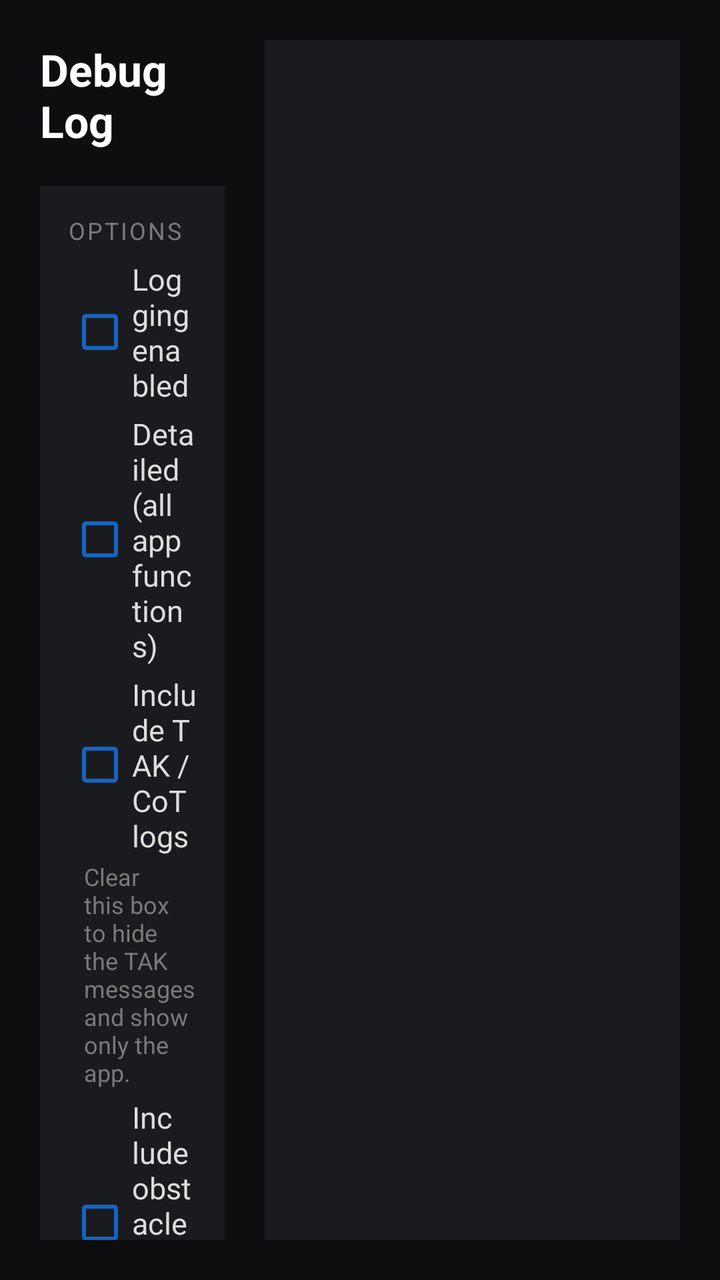
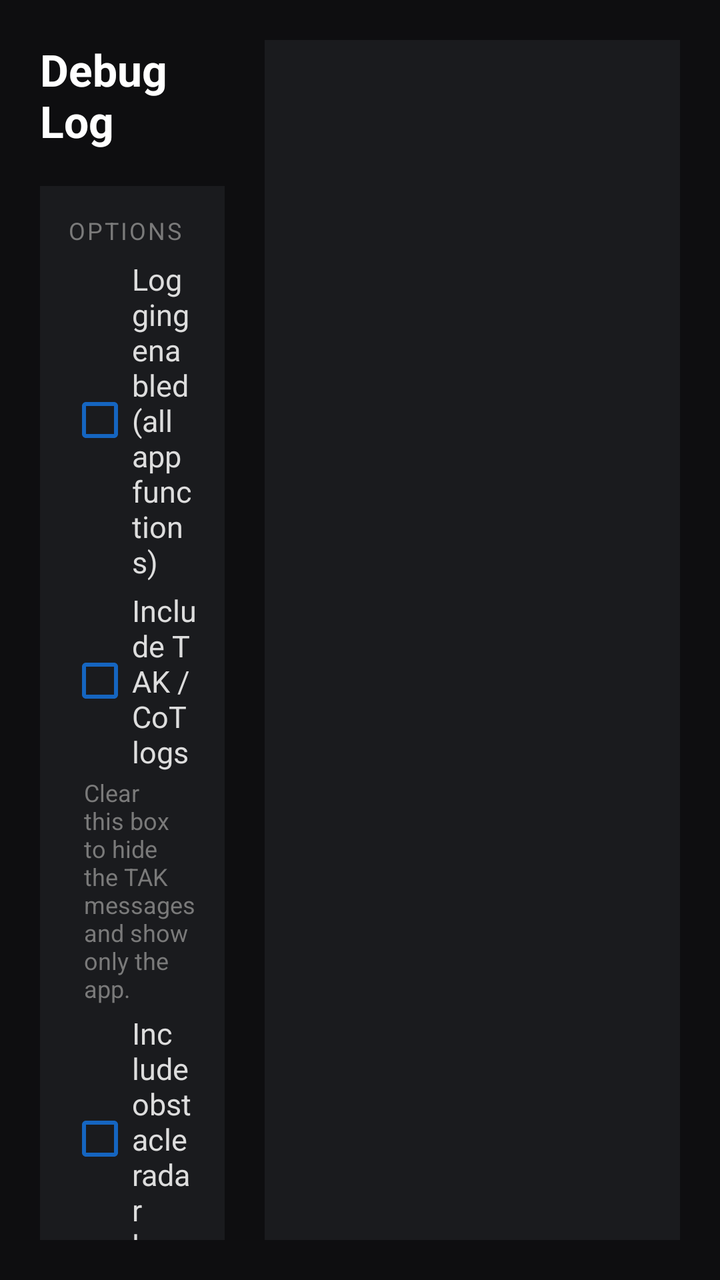

The first picture is an Android layout as it rendered before a commit; the second is the same layout after the commit. The layout source and the unified diff follow.
<!-- AndroidManifest.xml: application theme AppTheme -->
<!-- res/layout/activity_debug.xml -->
<?xml version="1.0" encoding="utf-8"?>
<LinearLayout xmlns:android="http://schemas.android.com/apk/res/android"
    android:layout_width="match_parent"
    android:layout_height="match_parent"
    android:orientation="horizontal"
    android:background="@color/tp_bg_home"
    android:padding="20dp"
    android:baselineAligned="false">

    
    <ScrollView
        android:layout_width="0dp"
        android:layout_height="match_parent"
        android:layout_weight="1.3"
        android:paddingEnd="20dp"
        android:scrollbars="none"
        android:fillViewport="true">
    <LinearLayout
        android:layout_width="match_parent"
        android:layout_height="wrap_content"
        android:orientation="vertical">

        <TextView
            android:layout_width="wrap_content"
            android:layout_height="wrap_content"
            android:text="Debug Log"
            android:textColor="@color/tp_text_primary"
            android:textSize="22sp"
            android:textStyle="bold"
            android:layout_marginBottom="6dp" />

        <LinearLayout style="@style/homeCard">
            <TextView style="@style/homeCardTitle" android:text="Options" />

            <LinearLayout
                android:layout_width="match_parent" android:layout_height="wrap_content"
                android:orientation="horizontal" android:gravity="center_vertical"
                android:paddingTop="6dp">
                <CheckBox android:id="@+id/debugLoggingToggle" android:layout_width="wrap_content"
                    android:layout_height="wrap_content" android:buttonTint="@color/tp_btn_info" />
                <TextView android:layout_width="wrap_content" android:layout_height="wrap_content"
                    android:text="Logging enabled" android:textColor="@color/tp_text_bright" android:textSize="15sp" />
            </LinearLayout>

            <LinearLayout
                android:layout_width="match_parent" android:layout_height="wrap_content"
                android:orientation="horizontal" android:gravity="center_vertical"
                android:paddingTop="4dp">
                <CheckBox android:id="@+id/debugVerboseToggle" android:layout_width="wrap_content"
                    android:layout_height="wrap_content" android:buttonTint="@color/tp_btn_info" />
                <TextView android:layout_width="wrap_content" android:layout_height="wrap_content"
                    android:text="Detailed (all app functions)" android:textColor="@color/tp_text_bright" android:textSize="15sp" />
            </LinearLayout>

            <LinearLayout
                android:layout_width="match_parent" android:layout_height="wrap_content"
                android:orientation="horizontal" android:gravity="center_vertical"
                android:paddingTop="4dp">
                <CheckBox android:id="@+id/debugTakToggle" android:layout_width="wrap_content"
                    android:layout_height="wrap_content" android:buttonTint="@color/tp_btn_info" />
                <TextView android:layout_width="wrap_content" android:layout_height="wrap_content"
                    android:text="Include TAK / CoT logs" android:textColor="@color/tp_text_bright" android:textSize="15sp" />
            </LinearLayout>

            <TextView
                android:layout_width="match_parent" android:layout_height="wrap_content"
                android:paddingStart="8dp" android:paddingTop="2dp"
                android:text="Clear this box to hide the TAK messages and show only the app."
                android:textColor="@color/tp_text_caption" android:textSize="12sp" />

            <LinearLayout
                android:layout_width="match_parent" android:layout_height="wrap_content"
                android:orientation="horizontal" android:gravity="center_vertical"
                android:paddingTop="4dp">
                <CheckBox android:id="@+id/debugRadarToggle" android:layout_width="wrap_content"
                    android:layout_height="wrap_content" android:buttonTint="@color/tp_btn_info" />
                <TextView android:layout_width="wrap_content" android:layout_height="wrap_content"
                    android:text="Include obstacle radar logs" android:textColor="@color/tp_text_bright" android:textSize="15sp" />
            </LinearLayout>

            <TextView
                android:layout_width="match_parent" android:layout_height="wrap_content"
                android:paddingStart="8dp" android:paddingTop="2dp"
                android:text="The radar fills the log. Select this box only to examine obstacle avoidance. Avoidance changes and warnings stay in the log."
                android:textColor="@color/tp_text_caption" android:textSize="12sp" />

            <LinearLayout
                android:layout_width="match_parent" android:layout_height="wrap_content"
                android:orientation="horizontal" android:gravity="center_vertical"
                android:paddingTop="4dp">
                <CheckBox android:id="@+id/debugResourceMonitorToggle" android:layout_width="wrap_content"
                    android:layout_height="wrap_content" android:buttonTint="@color/tp_btn_info" />
                <TextView android:layout_width="wrap_content" android:layout_height="wrap_content"
                    android:text="Show system resources on flight screen" android:textColor="@color/tp_text_bright" android:textSize="15sp" />
            </LinearLayout>

            <TextView
                android:layout_width="match_parent" android:layout_height="wrap_content"
                android:paddingStart="8dp" android:paddingTop="2dp"
                android:text="Adds a small panel on the flight screen with memory and contact-count numbers. Use it to watch the system before a crash."
                android:textColor="@color/tp_text_caption" android:textSize="12sp" />

            
            <TextView
                android:layout_width="match_parent" android:layout_height="wrap_content"
                android:paddingTop="16dp"
                android:text="Autel Explorer" android:textColor="@color/tp_text_primary"
                android:textSize="16sp" android:textStyle="bold" />

            <LinearLayout
                android:layout_width="match_parent" android:layout_height="wrap_content"
                android:orientation="horizontal" android:gravity="center_vertical"
                android:paddingTop="4dp">
                <CheckBox android:id="@+id/debugExplorerToggle" android:layout_width="wrap_content"
                    android:layout_height="wrap_content" android:buttonTint="@color/tp_btn_info" />
                <TextView android:layout_width="wrap_content" android:layout_height="wrap_content"
                    android:text="Close Explorer if it takes the aircraft link" android:textColor="@color/tp_text_bright"
                    android:textSize="15sp" />
            </LinearLayout>

            <TextView
                android:id="@+id/debugExplorerStatus"
                android:layout_width="match_parent" android:layout_height="wrap_content"
                android:paddingStart="8dp" android:paddingTop="2dp"
                android:textColor="@color/tp_text_caption" android:textSize="12sp" />

            <TextView
                android:layout_width="match_parent" android:layout_height="wrap_content"
                android:paddingStart="8dp" android:paddingTop="4dp"
                android:text="Autel Explorer can start on its own and stop the video with no warning. This option prevents that. It does not change Explorer."
                android:textColor="@color/tp_text_caption" android:textSize="12sp" />

            
            <TextView
                android:layout_width="match_parent" android:layout_height="wrap_content"
                android:paddingTop="16dp"
                android:text="SRT video latency" android:textColor="@color/tp_text_primary"
                android:textSize="16sp" android:textStyle="bold" />

            <LinearLayout
                android:layout_width="match_parent" android:layout_height="wrap_content"
                android:orientation="horizontal" android:gravity="center_vertical"
                android:paddingTop="4dp">
                <EditText
                    android:id="@+id/debugSrtLatency"
                    android:layout_width="120dp"
                    android:layout_height="wrap_content"
                    android:inputType="number"
                    android:textColor="@color/tp_text_bright"
                    android:textSize="15sp" />
                <TextView android:layout_width="wrap_content" android:layout_height="wrap_content"
                    android:paddingStart="8dp"
                    android:text="milliseconds" android:textColor="@color/tp_text_bright"
                    android:textSize="15sp" />
            </LinearLayout>

            <TextView
                android:id="@+id/debugSrtLatencyStatus"
                android:layout_width="match_parent" android:layout_height="wrap_content"
                android:paddingStart="8dp" android:paddingTop="2dp"
                android:textColor="@color/tp_text_caption" android:textSize="12sp" />

            <TextView
                android:layout_width="match_parent" android:layout_height="wrap_content"
                android:paddingStart="8dp" android:paddingTop="4dp"
                android:text="How long SRT has to recover a lost packet, and the delay it adds. Use three to four times the round-trip time to your video server. RTSP does not use this value."
                android:textColor="@color/tp_text_caption" android:textSize="12sp" />

            
            <Button
            style="@style/TakButton.Neutral"
                android:id="@+id/debugRfPowerProbe"
                android:layout_width="match_parent"
                android:layout_height="wrap_content"
                android:layout_marginTop="10dp"
                android:text="RF Power Probe (bench)" />
            
            <Button
            style="@style/TakButton.Neutral"
                android:id="@+id/debugClearButton"
                android:layout_width="match_parent"
                android:layout_height="wrap_content"
                android:layout_marginTop="8dp"
                android:text="Clear Log" />
            <Button
            style="@style/TakButton.Danger"
                android:id="@+id/debugDeleteButton"
                android:layout_width="match_parent"
                android:layout_height="wrap_content"
                android:layout_marginTop="8dp"
                android:text="Delete Log" />
        </LinearLayout>

        <TextView
            android:id="@+id/debugLogMeta"
            style="@style/homeCardSub"
            android:layout_marginTop="10dp"
            android:text="" />

        <TextView
            style="@style/homeCardSub"
            android:layout_marginTop="4dp"
            android:text="Also archived to Downloads/TAKPilot2 Logs" />

    </LinearLayout>
    </ScrollView>

    
    <ScrollView
        android:id="@+id/debugLogScroll"
        android:layout_width="0dp"
        android:layout_height="match_parent"
        android:layout_weight="2.4"
        android:background="@color/tp_surface_card"
        android:padding="12dp">

        <TextView
            android:id="@+id/debugLogText"
            android:layout_width="match_parent"
            android:layout_height="wrap_content"
            android:fontFamily="monospace"
            android:textColor="@color/tp_state_go_soft"
            android:textSize="12sp"
            android:textIsSelectable="true"
            android:text="" />
    </ScrollView>
</LinearLayout>
<!-- resources referenced by this layout -->
<resources>
  <color name="tp_bg_home">#0E0E10</color>
  <color name="tp_btn_info">#1565C0</color>
  <color name="tp_state_go_soft">#CCFFCC</color>
  <color name="tp_surface_card">#1A1B1E</color>
  <color name="tp_text_bright">#DDDDDD</color>
  <color name="tp_text_caption">#7A7A7A</color>
  <color name="tp_text_primary">#FFFFFF</color>
  <style name="TakButton.Danger">
          <item name="android:backgroundTint">@color/tp_btn_danger</item>
      </style>
  <style name="TakButton.Neutral">
          <item name="android:backgroundTint">@color/tp_btn_neutral</item>
      </style>
  <style name="homeCard">
          <item name="android:layout_width">match_parent</item>
          <item name="android:layout_height">wrap_content</item>
          <item name="android:orientation">vertical</item>
          <item name="android:background">@color/tp_surface_card</item>
          <item name="android:padding">14dp</item>
          <item name="android:layout_marginTop">12dp</item>
      </style>
  <style name="homeCardSub">
          <item name="android:layout_width">wrap_content</item>
          <item name="android:layout_height">wrap_content</item>
          <item name="android:textColor">@color/tp_text_secondary</item>
          <item name="android:textSize">13sp</item>
      </style>
  <style name="homeCardTitle">
          <item name="android:layout_width">wrap_content</item>
          <item name="android:layout_height">wrap_content</item>
          <item name="android:textColor">@color/tp_text_caption</item>
          <item name="android:textSize">12sp</item>
          <item name="android:textAllCaps">true</item>
          <item name="android:letterSpacing">0.08</item>
      </style>
  <style name="AppTheme" parent="Theme.AppCompat.Light.DarkActionBar">
          
          <item name="colorPrimary">@color/colorPrimary</item>
          <item name="colorPrimaryDark">@color/colorPrimaryDark</item>
          <item name="colorAccent">@color/colorAccent</item>
      </style>
  <color name="tp_btn_danger">#B71C1C</color>
  <color name="tp_btn_neutral">#37474F</color>
  <color name="tp_text_secondary">#B0B0B0</color>
  <color name="colorPrimary">#314268</color>
  <color name="colorPrimaryDark">#314268</color>
  <color name="colorAccent">#314268</color>
</resources>

<!-- the commit's change to res/layout/activity_debug.xml (unified diff, before → after) -->
@@ -39,17 +39,7 @@
                 <CheckBox android:id="@+id/debugLoggingToggle" android:layout_width="wrap_content"
                     android:layout_height="wrap_content" android:buttonTint="@color/tp_btn_info" />
                 <TextView android:layout_width="wrap_content" android:layout_height="wrap_content"
-                    android:text="Logging enabled" android:textColor="@color/tp_text_bright" android:textSize="15sp" />
-            </LinearLayout>
-
-            <LinearLayout
-                android:layout_width="match_parent" android:layout_height="wrap_content"
-                android:orientation="horizontal" android:gravity="center_vertical"
-                android:paddingTop="4dp">
-                <CheckBox android:id="@+id/debugVerboseToggle" android:layout_width="wrap_content"
-                    android:layout_height="wrap_content" android:buttonTint="@color/tp_btn_info" />
-                <TextView android:layout_width="wrap_content" android:layout_height="wrap_content"
-                    android:text="Detailed (all app functions)" android:textColor="@color/tp_text_bright" android:textSize="15sp" />
+                    android:text="Logging enabled (all app functions)" android:textColor="@color/tp_text_bright" android:textSize="15sp" />
             </LinearLayout>
 
             <LinearLayout
@@ -146,6 +136,8 @@
                     android:layout_width="120dp"
                     android:layout_height="wrap_content"
                     android:inputType="number"
+                    android:maxLines="1"
+                    android:imeOptions="actionDone"
                     android:textColor="@color/tp_text_bright"
                     android:textSize="15sp" />
                 <TextView android:layout_width="wrap_content" android:layout_height="wrap_content"
